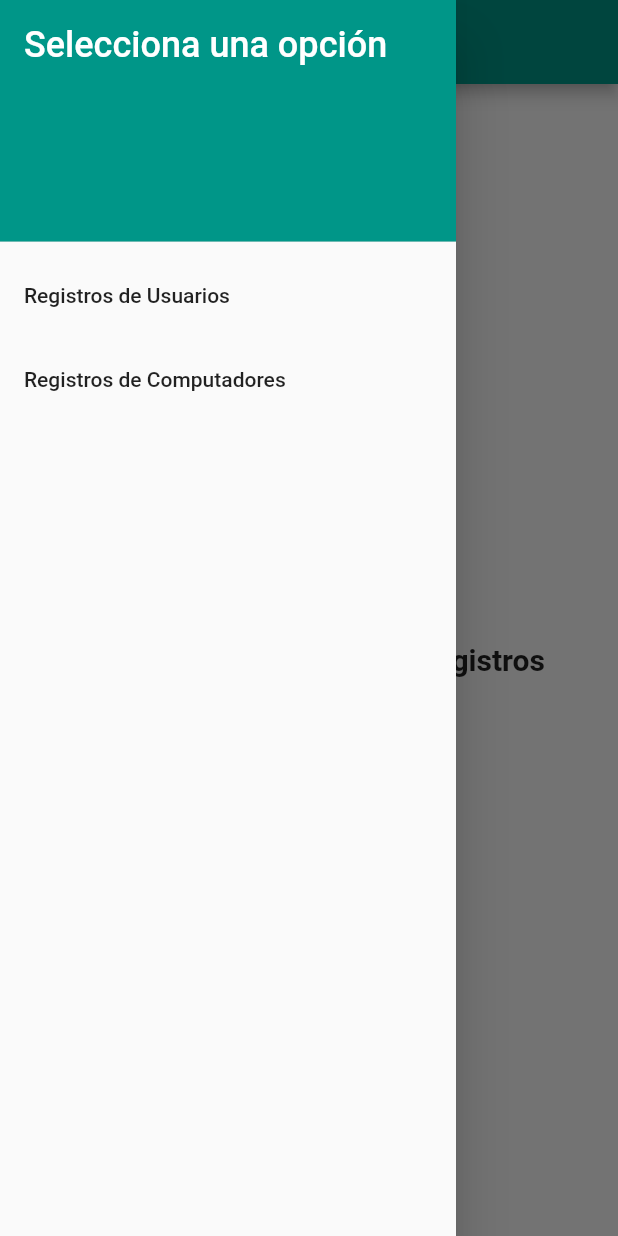
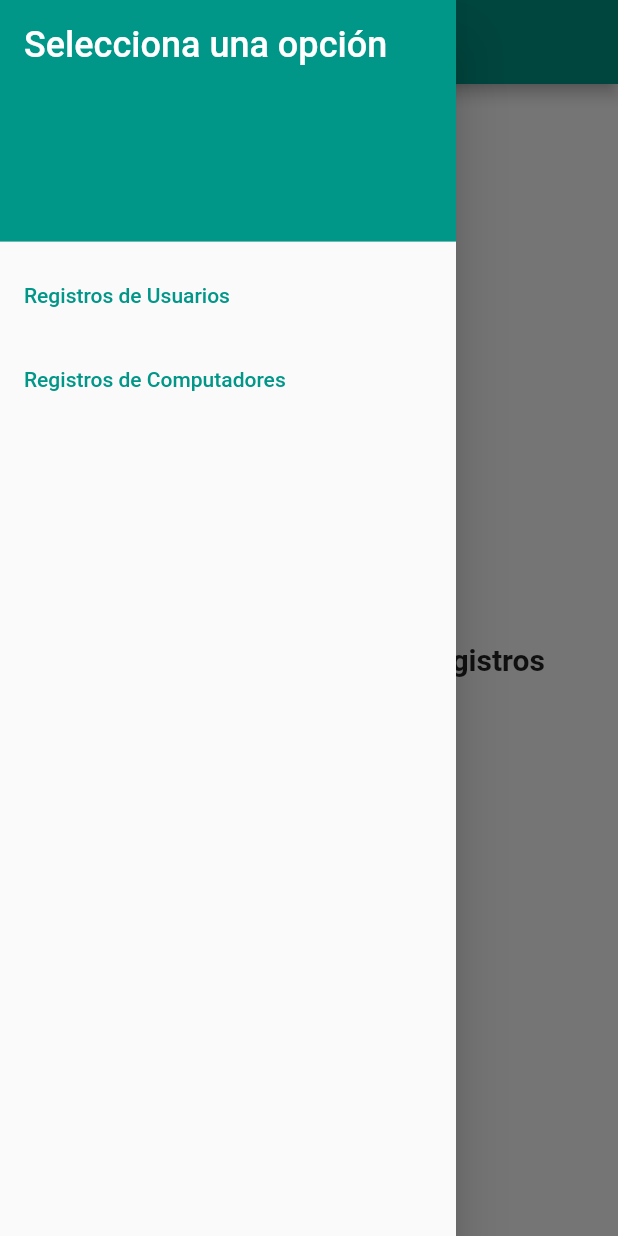
Before and after one commit to FelipeChaos/Registro, a Flutter app: the screen it shows after launch, with the side drawer open, on a phone screen of 412 x 824 dp. Run offline on Flutter 3.47's test engine with Material 2 defaults, Android fonts, the light colour scheme and no system bars.

Commit message:
Update main.dart

```diff
--- a/lib/main.dart
+++ b/lib/main.dart
@@ -13,6 +13,13 @@ class MyApp extends StatelessWidget {
       title: 'Registro de Información CS',
       theme: ThemeData(
         primarySwatch: Colors.teal, // Color Verde Turquesa
+        primaryColor: Colors.amber, // Color Amarillo para botones
+        accentColor: Colors.amber[200], // Color de acento
+        scaffoldBackgroundColor: Colors.white, // Fondo claro
+        buttonTheme: ButtonThemeData(
+          buttonColor: Colors.amber, // Color de fondo de los botones
+          textTheme: ButtonTextTheme.primary, // Estilo de texto de botones
+        ),
       ),
       home: MyHomePage(),
       routes: {
@@ -59,13 +66,19 @@ class MyHomePage extends StatelessWidget {
               ),
             ),
             ListTile(
-              title: Text('Registros de Usuarios'),
+              title: Text(
+                'Registros de Usuarios',
+                style: TextStyle(color: Colors.teal), // Cambiar al color verde turquesa
+              ),
               onTap: () {
                 Navigator.pushNamed(context, '/usuario');
               },
             ),
             ListTile(
-              title: Text('Registros de Computadores'),
+              title: Text(
+                'Registros de Computadores',
+                style: TextStyle(color: Colors.teal), // Cambiar al color verde turquesa
+              ),
               onTap: () {
                 Navigator.pushNamed(context, '/computador');
               },
```
